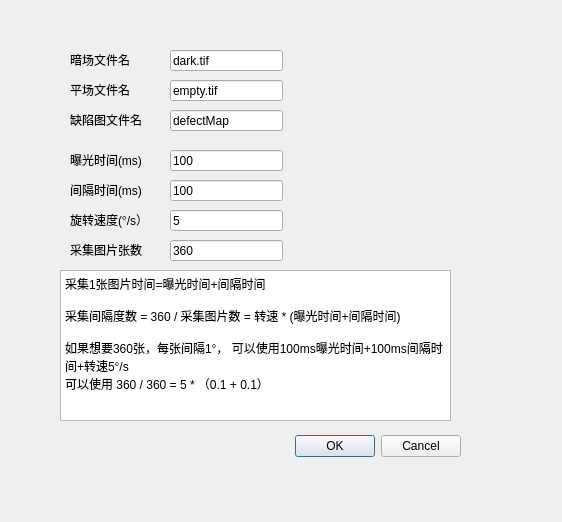
Old version of the form qt_gui/scan.ui in the repository foodszhang/pyct.
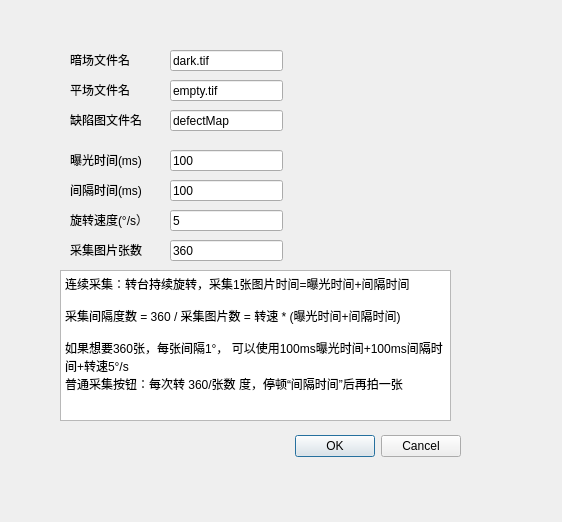
New version of the form.

Commit message: feat: improve scan acquisition and reconstruction UI

```diff
--- a/qt_gui/scan.ui
+++ b/qt_gui/scan.ui
@@ -1,7 +1,7 @@
 <?xml version="1.0" encoding="UTF-8"?>
 <ui version="4.0">
  <class>Form</class>
- <widget class="QWidget" name="Form">
+ <widget class="QDialog" name="Form">
   <property name="geometry">
    <rect>
     <x>0</x>
@@ -150,12 +150,12 @@
 li.unchecked::marker { content: &quot;\2610&quot;; }
 li.checked::marker { content: &quot;\2612&quot;; }
 &lt;/style&gt;&lt;/head&gt;&lt;body style=&quot; font-family:'Microsoft YaHei UI'; font-size:9pt; font-weight:400; font-style:normal;&quot;&gt;
-&lt;p style=&quot; margin-top:0px; margin-bottom:0px; margin-left:0px; margin-right:0px; -qt-block-indent:0; text-indent:0px;&quot;&gt;采集1张图片时间=曝光时间+间隔时间&lt;/p&gt;
+&lt;p style=&quot; margin-top:0px; margin-bottom:0px; margin-left:0px; margin-right:0px; -qt-block-indent:0; text-indent:0px;&quot;&gt;连续采集：转台持续旋转，采集1张图片时间=曝光时间+间隔时间&lt;/p&gt;
 &lt;p style=&quot;-qt-paragraph-type:empty; margin-top:0px; margin-bottom:0px; margin-left:0px; margin-right:0px; -qt-block-indent:0; text-indent:0px;&quot;&gt;&lt;br /&gt;&lt;/p&gt;
 &lt;p style=&quot; margin-top:0px; margin-bottom:0px; margin-left:0px; margin-right:0px; -qt-block-indent:0; text-indent:0px;&quot;&gt;采集间隔度数 = 360 / 采集图片数 = 转速 * (曝光时间+间隔时间)&lt;/p&gt;
 &lt;p style=&quot;-qt-paragraph-type:empty; margin-top:0px; margin-bottom:0px; margin-left:0px; margin-right:0px; -qt-block-indent:0; text-indent:0px;&quot;&gt;&lt;br /&gt;&lt;/p&gt;
 &lt;p style=&quot; margin-top:0px; margin-bottom:0px; margin-left:0px; margin-right:0px; -qt-block-indent:0; text-indent:0px;&quot;&gt;如果想要360张，每张间隔1°， 可以使用100ms曝光时间+100ms间隔时间+转速5°/s&lt;/p&gt;
-&lt;p style=&quot; margin-top:0px; margin-bottom:0px; margin-left:0px; margin-right:0px; -qt-block-indent:0; text-indent:0px;&quot;&gt;可以使用 360 / 360 = 5 * （0.1 + 0.1）&lt;/p&gt;
+&lt;p style=&quot; margin-top:0px; margin-bottom:0px; margin-left:0px; margin-right:0px; -qt-block-indent:0; text-indent:0px;&quot;&gt;普通采集按钮：每次转 360/张数 度，停顿“间隔时间”后再拍一张&lt;/p&gt;
 &lt;p style=&quot;-qt-paragraph-type:empty; margin-top:0px; margin-bottom:0px; margin-left:0px; margin-right:0px; -qt-block-indent:0; text-indent:0px;&quot;&gt;&lt;br /&gt;&lt;/p&gt;&lt;/body&gt;&lt;/html&gt;</string>
    </property>
   </widget>
```
Lines whose indentation alone changed are shown as unchanged. The commit also changes 12 other files.
